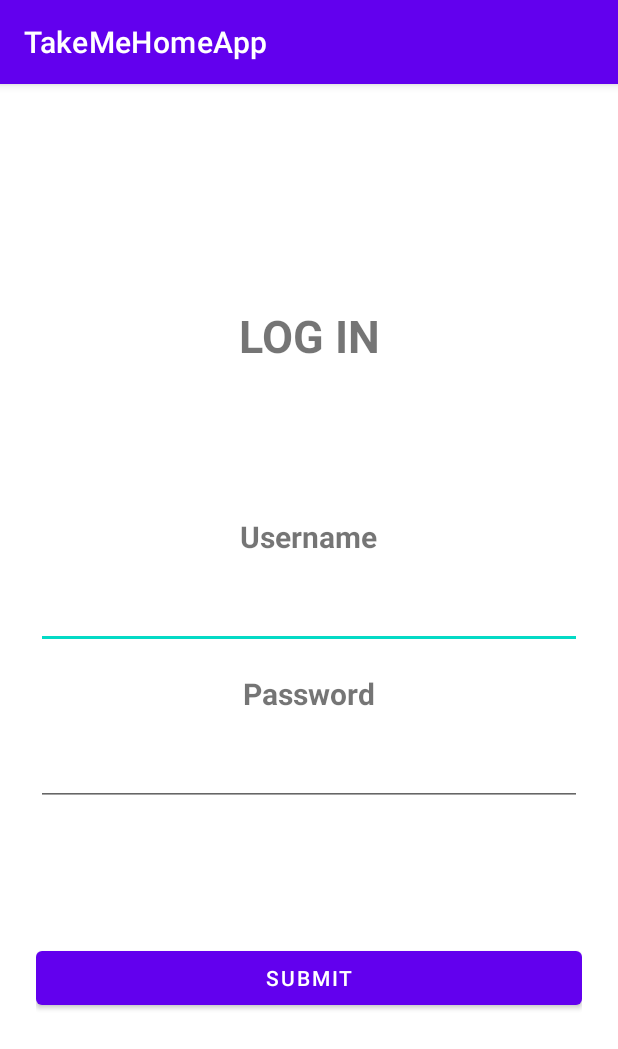
After one commit to Rocio-hub/TakeMeHomeApp, an Android app: the LoginActivity screen opened directly, with no data from a screen before it, on a phone screen of 412 x 824 dp. The commit adds this screen. Shown: the top 1049 px of the screen. Run offline under Robolectric (Android 15) with nearby library versions, the phone set to English and light mode, and no system bars.

Commit message:
Login xml

```diff
--- a/app/src/main/AndroidManifest.xml
+++ b/app/src/main/AndroidManifest.xml
@@ -12,7 +12,8 @@
         android:roundIcon="@mipmap/ic_launcher_round"
         android:supportsRtl="true"
         android:theme="@style/Theme.TakeMeHomeApp">
-        <activity android:name=".MainActivity"></activity>
+        <activity android:name=".Activities.LoginActivity"></activity>
+        <activity android:name=".MainActivity" />
         <activity android:name=".Activities.CodeScannerActivity">
             <intent-filter>
                 <action android:name="android.intent.action.MAIN" />
--- a/app/src/main/java/com/easv/takemehomeapp/Activities/CodeScannerActivity.kt
+++ b/app/src/main/java/com/easv/takemehomeapp/Activities/CodeScannerActivity.kt
@@ -1,5 +1,6 @@
 package com.easv.takemehomeapp.Activities
 
+import android.content.Intent
 import android.content.pm.PackageManager
 import android.os.Bundle
 import android.util.Log
@@ -31,9 +32,9 @@ class CodeScannerActivity : AppCompatActivity() {
     }
 
     private fun onClickLogin() {
-        /*val intent = Intent(this, LoginActivity::class.java)
+        val intent = Intent(this, LoginActivity::class.java)
         intent.putExtra("id", id)
-        startActivity(intent) */
+        startActivity(intent)
     }
 
     private fun codeScanner() {
--- /dev/null
+++ b/app/src/main/java/com/easv/takemehomeapp/Activities/LoginActivity.kt
@@ -0,0 +1,44 @@
+package com.easv.takemehomeapp.Activities
+
+import android.os.Bundle
+import android.view.View
+import android.widget.Toast
+import androidx.appcompat.app.AppCompatActivity
+import com.easv.takemehomeapp.R
+import kotlinx.android.synthetic.main.activity_login.*
+
+class LoginActivity : AppCompatActivity() {
+    override fun onCreate(savedInstanceState: Bundle?) {
+        super.onCreate(savedInstanceState)
+        setContentView(R.layout.activity_login)
+        textView_error.setVisibility(View.INVISIBLE)
+
+        button_submit.setOnClickListener { v -> onClickSubmit() }
+    }
+
+    private fun onClickSubmit() {
+        if (validateInput()) {
+            val username = editText_name.text
+            val password = editText_password.text
+            Toast.makeText(this, "Login successful with name $username and password $password", Toast.LENGTH_SHORT).show()
+        } else {
+            textView_error.setVisibility(View.VISIBLE)
+            textView_error.postDelayed({
+                textView_error.setVisibility(View.INVISIBLE)
+            }, 4000)
+        }
+    }
+
+    // Checking if the input in form is valid
+    fun validateInput(): Boolean {
+        if (editText_name.text.toString() == "") {
+            editText_name.error = "Please, enter a username"
+            return false
+        }
+        if (editText_password.text.toString() == "") {
+            editText_password.error = "Please, enter a password"
+            return false
+        }
+        return true
+    }
+}
--- /dev/null
+++ b/app/src/main/res/layout/activity_login.xml
@@ -0,0 +1,76 @@
+<?xml version="1.0" encoding="utf-8"?>
+<androidx.constraintlayout.widget.ConstraintLayout xmlns:android="http://schemas.android.com/apk/res/android"
+    xmlns:app="http://schemas.android.com/apk/res-auto"
+    xmlns:tools="http://schemas.android.com/tools"
+    android:layout_width="match_parent"
+    android:layout_height="match_parent"
+    tools:context=".Activities.LoginActivity">
+
+    <LinearLayout
+        android:id="@+id/linearLayout"
+        android:layout_width="match_parent"
+        android:layout_height="match_parent"
+        android:gravity="center"
+        android:padding="24dp"
+        android:orientation="vertical">
+
+        <TextView
+            android:id="@+id/textView"
+            android:layout_width="match_parent"
+            android:layout_height="wrap_content"
+            android:layout_marginBottom="100dp"
+            android:gravity="center_horizontal"
+            android:text="LOG IN"
+            android:textSize="30sp"
+            android:textStyle="bold" />
+
+        <TextView
+            android:layout_width="wrap_content"
+            android:layout_height="wrap_content"
+            android:layout_marginBottom="16dp"
+            android:text="Username"
+            android:textSize="20sp"
+            android:textStyle="bold" />
+
+        <EditText
+            android:id="@+id/editText_name"
+            android:layout_width="match_parent"
+            android:layout_height="wrap_content"
+            android:layout_marginBottom="16dp"
+            android:inputType="textPersonName" />
+
+        <TextView
+            android:id="@+id/textView_password"
+            android:layout_width="wrap_content"
+            android:layout_height="wrap_content"
+            android:layout_marginBottom="16dp"
+            android:text="Password"
+            android:textSize="20sp"
+            android:textStyle="bold" />
+
+        <EditText
+            android:id="@+id/editText_password"
+            android:layout_width="match_parent"
+            android:layout_height="wrap_content"
+            android:layout_marginBottom="16dp"
+            android:inputType="textPassword" />
+
+        <TextView
+            android:id="@+id/textView_error"
+            android:layout_width="match_parent"
+            android:layout_height="wrap_content"
+            android:background="#FFA500"
+            android:gravity="center_horizontal"
+            android:text="Incorrect username or password."
+            android:textSize="18sp" />
+
+        <Button
+            android:id="@+id/button_submit"
+            android:layout_width="match_parent"
+            android:layout_height="wrap_content"
+            android:layout_marginTop="50dp"
+            android:text="submit" />
+
+    </LinearLayout>
+
+</androidx.constraintlayout.widget.ConstraintLayout>
```
